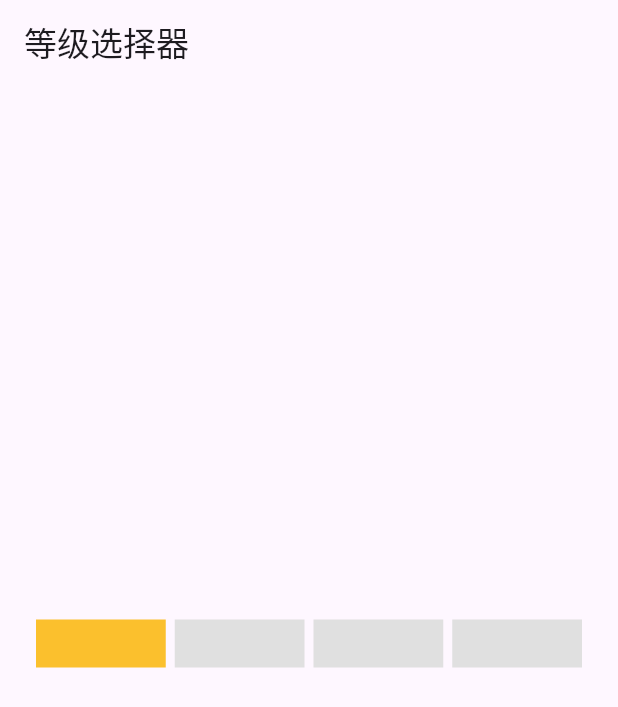
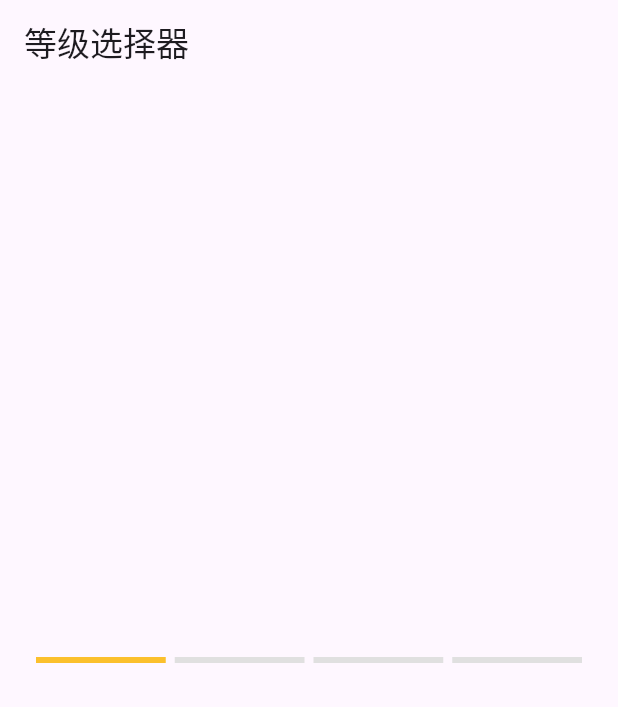
Before and after one commit to chen-golang/skill_proficiency, a Flutter app: the screen it shows after launch, on a phone screen of 412 x 824 dp. Shown: the top 707 px of the screen. Run offline on Flutter 3.47's test engine with Material 3 defaults, Android fonts, the phone set to English and light mode, and no system bars.

Commit message:
delete padding

```diff
--- a/example/lib/main.dart
+++ b/example/lib/main.dart
@@ -2,10 +2,12 @@ import 'package:flutter/material.dart';
 import 'package:skill_proficiency/skill_proficiency.dart';
 
 void main() {
-  runApp(MyApp());
+  runApp(const MyApp());
 }
 
 class MyApp extends StatelessWidget {
+  const MyApp({super.key});
+
   @override
   Widget build(BuildContext context) {
     return MaterialApp(
@@ -16,7 +18,7 @@ class MyApp extends StatelessWidget {
         body: const Center(
           child: SizedBox(
             width: 370, // 设置宽度
-            height: 60, // 设置高度
+            height: 10, // 设置高度
             child: SkillProficiency(
               levels: [
                 'Novice',
--- a/lib/skill_proficiency.dart
+++ b/lib/skill_proficiency.dart
@@ -30,11 +30,12 @@ class _SkillProficiencyState extends State<SkillProficiency> {
     return Column(
       mainAxisSize: MainAxisSize.min,
       children: [
-        Row(
+        Expanded(
+          child: Row(
             mainAxisAlignment: MainAxisAlignment.center,
             children: List.generate(widget.levels.length, (index) {
               return Expanded(
-                child : GestureDetector(
+                child: GestureDetector(
                   onTap: widget.isSelectable
                       ? () {
                           setState(() {
@@ -55,6 +56,7 @@ class _SkillProficiencyState extends State<SkillProficiency> {
               );
             }),
           ),
+        ),
         if (widget.isSelectable)
           Align(
             alignment: Alignment.centerRight,
```
Lines whose indentation alone changed are shown as unchanged.
